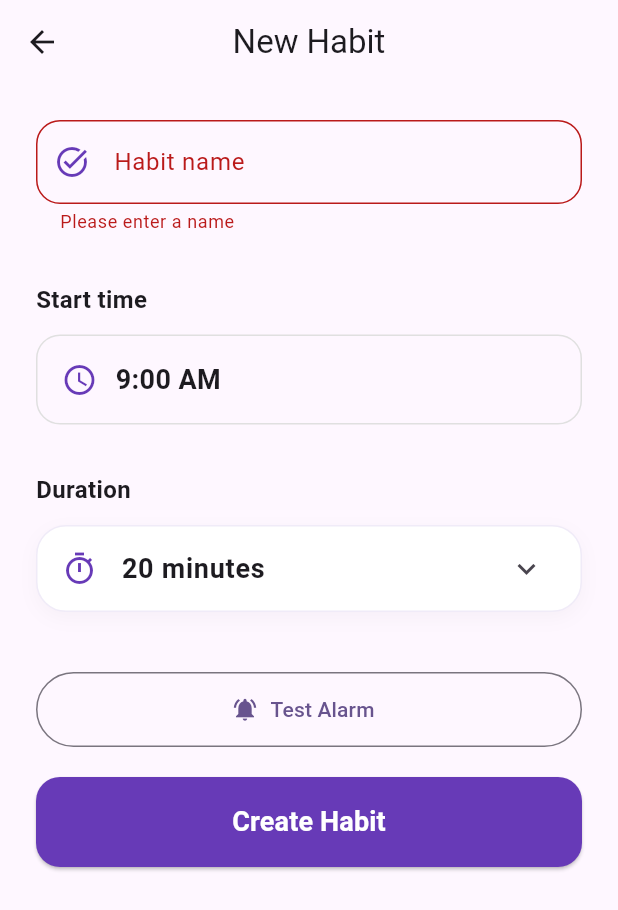
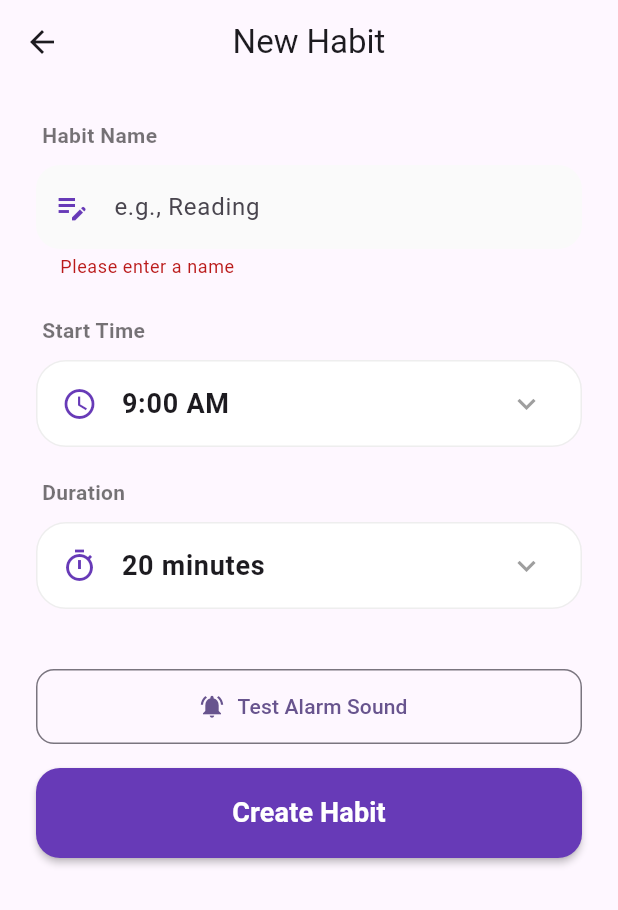
Before and after one commit to Guru-raghav3245/habit_builder, a Flutter app: the AddEditHabitScreen screen opened directly, after a tap on "Create Habit", on a phone screen of 412 x 824 dp. Shown: the top 910 px of the screen. Run offline on Flutter 3.47's test engine with Material 3 defaults, Android fonts, the phone set to English and light mode, and no system bars; our stand-ins replace flutter_heatmap_calendar, flutter_local_notifications, flutter_riverpod, shared_preferences, timezone, wakelock_plus; accounts and stored records are empty.

Commit message:
feat: Refactor AddEditHabitScreen and HomeScreen; optimize time and duration selection with ValueNotifiers; enhance UI with improved styling and layout for better user experience.

```diff
--- a/lib/screens/add_edit_habit_screen.dart
+++ b/lib/screens/add_edit_habit_screen.dart
@@ -22,74 +22,130 @@ class AddEditHabitScreen extends ConsumerStatefulWidget {
 class _AddEditHabitScreenState extends ConsumerState<AddEditHabitScreen> {
   final _formKey = GlobalKey<FormState>();
   late TextEditingController _nameController;
-  late TimeOfDay _selectedTime;
 
-  // Use ValueNotifier to prevent full-screen lag during scrolls
+  late ValueNotifier<int> _hourNotifier;
+  late ValueNotifier<int> _minNotifier;
+  late ValueNotifier<String> _periodNotifier;
   late ValueNotifier<int> _durationNotifier;
-  late bool _reminderEnabled;
-  late bool _focusModeEnabled;
+
+  late bool _isTimeExpanded;
   late bool _isDurationExpanded;
+
+  late FixedExtentScrollController _hourController;
+  late FixedExtentScrollController _minController;
+  late FixedExtentScrollController _periodController;
   late FixedExtentScrollController _durationController;
 
   final List<int> durationPresets = [5, 10, 15, 20, 30, 45, 60];
   final double _itemExtent = 45.0;
-  final int _maxDuration = 120;
 
   @override
   void initState() {
     super.initState();
-    _nameController = TextEditingController(text: widget.habitToEdit?.name ?? '');
-    _selectedTime = widget.habitToEdit?.startTime ?? const TimeOfDay(hour: 9, minute: 0);
+    final habit = widget.habitToEdit;
+    _nameController = TextEditingController(text: habit?.name ?? '');
 
-    final initialDuration = widget.habitToEdit?.durationMinutes ?? 20;
-    _durationNotifier = ValueNotifier<int>(initialDuration);
+    final initialTime = habit?.startTime ?? const TimeOfDay(hour: 9, minute: 0);
+    int displayHour = initialTime.hourOfPeriod == 0
+        ? 12
+        : initialTime.hourOfPeriod;
+    String displayPeriod = initialTime.period == DayPeriod.am ? "AM" : "PM";
 
-    _reminderEnabled = widget.habitToEdit?.reminderEnabled ?? true;
-    _focusModeEnabled = widget.habitToEdit?.focusModeEnabled ?? false;
+    _hourNotifier = ValueNotifier<int>(displayHour);
+    _minNotifier = ValueNotifier<int>(initialTime.minute);
+    _periodNotifier = ValueNotifier<String>(displayPeriod);
+    _durationNotifier = ValueNotifier<int>(habit?.durationMinutes ?? 20);
+
+    _isTimeExpanded = false;
     _isDurationExpanded = false;
-    _durationController = FixedExtentScrollController(initialItem: initialDuration - 1);
+
+    _hourController = FixedExtentScrollController(initialItem: displayHour - 1);
+    _minController = FixedExtentScrollController(
+      initialItem: initialTime.minute,
+    );
+    _periodController = FixedExtentScrollController(
+      initialItem: displayPeriod == "AM" ? 0 : 1,
+    );
+    _durationController = FixedExtentScrollController(
+      initialItem: _durationNotifier.value - 1,
+    );
   }
 
   @override
   void dispose() {
     _nameController.dispose();
+    _hourController.dispose();
+    _minController.dispose();
+    _periodController.dispose();
     _durationController.dispose();
+    _hourNotifier.dispose();
+    _minNotifier.dispose();
+    _periodNotifier.dispose();
     _durationNotifier.dispose();
     super.dispose();
   }
 
-  void _onPresetSelected(int minutes) {
-    HapticFeedback.mediumImpact();
-    _durationNotifier.value = minutes;
-    _durationController.animateToItem(
-      minutes - 1,
-      duration: const Duration(milliseconds: 400),
-      curve: Curves.decelerate,
-    );
+  TimeOfDay _getFinalTime() {
+    int h = _hourNotifier.value;
+    final m = _minNotifier.value;
+    final isPm = _periodNotifier.value == "PM";
+
+    if (isPm && h < 12) h += 12;
+    if (!isPm && h == 12) h = 0;
+
+    return TimeOfDay(hour: h, minute: m);
   }
 
   Future<void> _saveHabit() async {
     if (!_formKey.currentState!.validate()) return;
+
+    final selectedTime = _getFinalTime();
     final notifier = ref.read(habitsProvider.notifier);
 
+    try {
       if (widget.habitToEdit == null) {
         await notifier.addHabit(
           name: _nameController.text.trim(),
-        startTime: _selectedTime,
+          startTime: selectedTime,
           durationMinutes: _durationNotifier.value,
-        reminderEnabled: _reminderEnabled,
+          reminderEnabled: true,
         );
       } else {
         final updated = widget.habitToEdit!.copyWith(
           name: _nameController.text.trim(),
-        startTime: _selectedTime,
+          startTime: selectedTime,
           durationMinutes: _durationNotifier.value,
-        reminderEnabled: _reminderEnabled,
-        focusModeEnabled: _focusModeEnabled,
         );
         await notifier.updateHabit(updated);
       }
-    if (mounted && !widget.isEmbedded) Navigator.of(context).pop();
+
+      if (mounted) {
+        ScaffoldMessenger.of(context).showSnackBar(
+          SnackBar(
+            content: Text(
+              widget.habitToEdit == null ? 'Habit created!' : 'Changes saved!',
+            ),
+            behavior: SnackBarBehavior.floating,
+            backgroundColor: Colors.green,
+          ),
+        );
+
+        // If it's a separate screen, pop it.
+        // If it's embedded, we just show the snackbar to confirm it worked.
+        if (!widget.isEmbedded) {
+          Navigator.of(context).pop();
+        }
+      }
+    } catch (e) {
+      if (mounted) {
+        ScaffoldMessenger.of(context).showSnackBar(
+          const SnackBar(
+            content: Text('Error saving habit'),
+            backgroundColor: Colors.red,
+          ),
+        );
+      }
+    }
   }
 
   @override
@@ -101,11 +157,77 @@ class _AddEditHabitScreenState extends ConsumerState<AddEditHabitScreen> {
         child: Column(
           crossAxisAlignment: CrossAxisAlignment.start,
           children: [
-            _buildTextField(),
-            const SizedBox(height: 32),
-            _buildTimePicker(),
-            const SizedBox(height: 32),
-            _buildDurationSection(), // Optimized Section
+            _buildSectionLabel('Habit Name'),
+            TextFormField(
+              controller: _nameController,
+              decoration: InputDecoration(
+                filled: true,
+                fillColor: Colors.grey.shade50,
+                hintText: 'e.g., Reading',
+                prefixIcon: const Icon(
+                  Icons.edit_note,
+                  color: Colors.deepPurple,
+                ),
+                border: OutlineInputBorder(
+                  borderRadius: BorderRadius.circular(16),
+                  borderSide: BorderSide.none,
+                ),
+              ),
+              validator: (v) =>
+                  v?.trim().isEmpty ?? true ? 'Please enter a name' : null,
+            ),
+            const SizedBox(height: 24),
+
+            _buildCustomPicker(
+              label: 'Start Time',
+              icon: Icons.access_time,
+              isExpanded: _isTimeExpanded,
+              onToggle: () => setState(() {
+                _isTimeExpanded = !_isTimeExpanded;
+                if (_isTimeExpanded) _isDurationExpanded = false;
+              }),
+              headerValue: ValueListenableBuilder(
+                valueListenable: _hourNotifier,
+                builder: (_, h, __) => ValueListenableBuilder(
+                  valueListenable: _minNotifier,
+                  builder: (_, m, __) => ValueListenableBuilder(
+                    valueListenable: _periodNotifier,
+                    builder: (_, p, __) => Text(
+                      '${h.toString()}:${m.toString().padLeft(2, '0')} $p',
+                      style: const TextStyle(
+                        fontWeight: FontWeight.bold,
+                        fontSize: 18,
+                      ),
+                    ),
+                  ),
+                ),
+              ),
+              expandedChild: _buildTimeWheelPicker(),
+            ),
+
+            const SizedBox(height: 20),
+
+            _buildCustomPicker(
+              label: 'Duration',
+              icon: Icons.timer_outlined,
+              isExpanded: _isDurationExpanded,
+              onToggle: () => setState(() {
+                _isDurationExpanded = !_isDurationExpanded;
+                if (_isDurationExpanded) _isTimeExpanded = false;
+              }),
+              headerValue: ValueListenableBuilder(
+                valueListenable: _durationNotifier,
+                builder: (_, d, __) => Text(
+                  '$d minutes',
+                  style: const TextStyle(
+                    fontWeight: FontWeight.bold,
+                    fontSize: 18,
+                  ),
+                ),
+              ),
+              expandedChild: _buildDurationWheelPicker(),
+            ),
+
             const SizedBox(height: 40),
             _buildActionButtons(),
           ],
@@ -116,67 +238,53 @@ class _AddEditHabitScreenState extends ConsumerState<AddEditHabitScreen> {
     return widget.isEmbedded
         ? content
         : Scaffold(
-            appBar: AppBar(title: Text(widget.habitToEdit == null ? 'New Habit' : 'Edit Habit'), centerTitle: true),
+            appBar: AppBar(
+              title: Text(
+                widget.habitToEdit == null ? 'New Habit' : 'Edit Habit',
+              ),
+              centerTitle: true,
+            ),
             body: content,
           );
   }
 
-  Widget _buildTextField() {
-    return TextFormField(
-      controller: _nameController,
-      decoration: InputDecoration(
-        labelText: 'Habit name',
-        prefixIcon: const Icon(Icons.task_alt, color: Colors.deepPurple),
-        border: OutlineInputBorder(borderRadius: BorderRadius.circular(16)),
+  Widget _buildSectionLabel(String text) {
+    return Padding(
+      padding: const EdgeInsets.only(bottom: 10, left: 4),
+      child: Text(
+        text,
+        style: const TextStyle(
+          fontWeight: FontWeight.bold,
+          fontSize: 14,
+          color: Colors.black54,
         ),
-      validator: (v) => v?.trim().isEmpty ?? true ? 'Please enter a name' : null,
+      ),
     );
   }
 
-  Widget _buildTimePicker() {
+  Widget _buildCustomPicker({
+    required String label,
+    required IconData icon,
+    required bool isExpanded,
+    required VoidCallback onToggle,
+    required Widget headerValue,
+    required Widget expandedChild,
+  }) {
     return Column(
       crossAxisAlignment: CrossAxisAlignment.start,
       children: [
-        const Text('Start time', style: TextStyle(fontWeight: FontWeight.bold, fontSize: 16)),
-        const SizedBox(height: 12),
-        InkWell(
-          onTap: () async {
-            final picked = await showTimePicker(context: context, initialTime: _selectedTime);
-            if (picked != null) setState(() => _selectedTime = picked);
-          },
-          child: Container(
-            padding: const EdgeInsets.all(16),
-            decoration: BoxDecoration(
-              border: Border.all(color: Colors.grey.shade300),
-              borderRadius: BorderRadius.circular(16),
-            ),
-            child: Row(
-              children: [
-                const Icon(Icons.access_time, color: Colors.deepPurple),
-                const SizedBox(width: 12),
-                Text(_selectedTime.format(context), style: const TextStyle(fontSize: 18, fontWeight: FontWeight.w600)),
-              ],
-            ),
-          ),
-        ),
-      ],
-    );
-  }
-
-  Widget _buildDurationSection() {
-    return Column(
-      crossAxisAlignment: CrossAxisAlignment.start,
-      children: [
-        const Text('Duration', style: TextStyle(fontWeight: FontWeight.bold, fontSize: 16)),
-        const SizedBox(height: 12),
+        _buildSectionLabel(label),
         Container(
           decoration: BoxDecoration(
             color: Colors.white,
             borderRadius: BorderRadius.circular(20),
-            border: Border.all(color: Colors.deepPurple.withOpacity(0.1)),
+            border: Border.all(
+              color: isExpanded ? Colors.deepPurple : Colors.grey.shade200,
+            ),
             boxShadow: [
+              if (isExpanded)
                 BoxShadow(
-                color: Colors.black.withOpacity(0.03),
+                  color: Colors.black.withOpacity(0.05),
                   blurRadius: 10,
                   offset: const Offset(0, 4),
                 ),
@@ -184,94 +292,170 @@ class _AddEditHabitScreenState extends ConsumerState<AddEditHabitScreen> {
           ),
           child: Column(
             children: [
-              // Header Toggle
               ListTile(
-                onTap: () => setState(() => _isDurationExpanded = !_isDurationExpanded),
-                leading: const Icon(Icons.timer_outlined, color: Colors.deepPurple),
-                title: ValueListenableBuilder(
-                  valueListenable: _durationNotifier,
-                  builder: (context, value, _) => Text(
-                    '$value minutes',
-                    style: const TextStyle(fontWeight: FontWeight.bold, fontSize: 18),
+                onTap: onToggle,
+                leading: Icon(icon, color: Colors.deepPurple),
+                title: headerValue,
+                trailing: Icon(
+                  isExpanded ? Icons.expand_less : Icons.expand_more,
+                  color: Colors.grey,
                 ),
               ),
-                trailing: Icon(_isDurationExpanded ? Icons.expand_less : Icons.expand_more),
-              ),
-
-              // Animated Expanded Part
               AnimatedSize(
                 duration: const Duration(milliseconds: 250),
-                child: _isDurationExpanded
-                    ? Container(
-                        padding: const EdgeInsets.fromLTRB(16, 0, 16, 16),
-                        child: Column(
-                          children: [
-                            const Divider(),
-                            const SizedBox(height: 12),
-                            // Presets
-                            SingleChildScrollView(
-                              scrollDirection: Axis.horizontal,
-                              child: Row(
-                                children: durationPresets.map((m) => Padding(
-                                  padding: const EdgeInsets.only(right: 8),
-                                  child: ValueListenableBuilder(
-                                    valueListenable: _durationNotifier,
-                                    builder: (context, current, _) => ChoiceChip(
-                                      label: Text('$m min'),
-                                      selected: current == m,
-                                      onSelected: (_) => _onPresetSelected(m),
-                                      selectedColor: Colors.deepPurple,
-                                      labelStyle: TextStyle(color: current == m ? Colors.white : Colors.black),
-                                    ),
-                                  ),
-                                )).toList(),
-                              ),
-                            ),
-                            const SizedBox(height: 20),
-                            // Optimized Wheel
-                            SizedBox(
-                              height: 140,
-                              child: Stack(
-                                alignment: Alignment.center,
-                                children: [
-                                  Container(
-                                    height: 40,
-                                    width: double.infinity,
-                                    decoration: BoxDecoration(
-                                      color: Colors.deepPurple.withOpacity(0.05),
-                                      borderRadius: BorderRadius.circular(8),
-                                    ),
-                                  ),
-                                  ListWheelScrollView.useDelegate(
-                                    controller: _durationController,
-                                    itemExtent: _itemExtent,
-                                    physics: const FixedExtentScrollPhysics(),
-                                    onSelectedItemChanged: (index) {
-                                      HapticFeedback.selectionClick();
-                                      _durationNotifier.value = index + 1;
-                                    },
-                                    childDelegate: ListWheelChildBuilderDelegate(
-                                      childCount: _maxDuration,
-                                      builder: (context, index) => Center(
-                                        child: Text(
-                                          '${index + 1} min',
-                                          style: const TextStyle(fontSize: 20, fontWeight: FontWeight.w500),
-                                        ),
-                                      ),
-                                    ),
+                child: isExpanded ? expandedChild : const SizedBox.shrink(),
               ),
             ],
           ),
         ),
       ],
+    );
+  }
+
+  Widget _buildTimeWheelPicker() {
+    return Padding(
+      padding: const EdgeInsets.all(16.0),
+      child: Column(
+        children: [
+          const Divider(),
+          SizedBox(
+            height: 140,
+            child: Row(
+              mainAxisAlignment: MainAxisAlignment.center,
+              children: [
+                _wheelColumn(_hourController, 12, _hourNotifier, '', offset: 1),
+                const Text(
+                  ':',
+                  style: TextStyle(fontSize: 24, fontWeight: FontWeight.bold),
                 ),
-                      )
-                    : const SizedBox.shrink(),
-              ),
+                _wheelColumn(_minController, 60, _minNotifier, '', pad: true),
+                _wheelColumnStrings(_periodController, [
+                  "AM",
+                  "PM",
+                ], _periodNotifier),
               ],
             ),
           ),
         ],
+      ),
+    );
+  }
+
+  Widget _buildDurationWheelPicker() {
+    return Padding(
+      padding: const EdgeInsets.all(16.0),
+      child: Column(
+        children: [
+          const Divider(),
+          SingleChildScrollView(
+            scrollDirection: Axis.horizontal,
+            child: Row(
+              children: durationPresets
+                  .map(
+                    (m) => Padding(
+                      padding: const EdgeInsets.only(right: 8),
+                      child: ValueListenableBuilder(
+                        valueListenable: _durationNotifier,
+                        builder: (_, current, __) => ChoiceChip(
+                          label: Text('$m min'),
+                          selected: current == m,
+                          onSelected: (_) {
+                            HapticFeedback.mediumImpact();
+                            _durationNotifier.value = m;
+                            _durationController.animateToItem(
+                              m - 1,
+                              duration: const Duration(milliseconds: 300),
+                              curve: Curves.decelerate,
+                            );
+                          },
+                        ),
+                      ),
+                    ),
+                  )
+                  .toList(),
+            ),
+          ),
+          const SizedBox(height: 10),
+          SizedBox(
+            height: 120,
+            child: _wheelColumn(
+              _durationController,
+              120,
+              _durationNotifier,
+              'min',
+              offset: 1,
+            ),
+          ),
+        ],
+      ),
+    );
+  }
+
+  Widget _wheelColumn(
+    FixedExtentScrollController controller,
+    int count,
+    ValueNotifier<int> notifier,
+    String label, {
+    int offset = 0,
+    bool pad = false,
+  }) {
+    return Expanded(
+      child: ListWheelScrollView.useDelegate(
+        controller: controller,
+        itemExtent: _itemExtent,
+        physics: const FixedExtentScrollPhysics(),
+        onSelectedItemChanged: (i) {
+          HapticFeedback.selectionClick();
+          notifier.value = i + offset;
+        },
+        childDelegate: ListWheelChildBuilderDelegate(
+          childCount: count,
+          builder: (_, i) {
+            String val = (i + offset).toString();
+            if (pad) val = val.padLeft(2, '0');
+            return Center(
+              child: Text(
+                '$val $label',
+                style: const TextStyle(
+                  fontSize: 18,
+                  fontWeight: FontWeight.w500,
+                ),
+              ),
+            );
+          },
+        ),
+      ),
+    );
+  }
+
+  Widget _wheelColumnStrings(
+    FixedExtentScrollController controller,
+    List<String> options,
+    ValueNotifier<String> notifier,
+  ) {
+    return Expanded(
+      child: ListWheelScrollView.useDelegate(
+        controller: controller,
+        itemExtent: _itemExtent,
+        physics: const FixedExtentScrollPhysics(),
+        onSelectedItemChanged: (i) {
+          HapticFeedback.selectionClick();
+          notifier.value = options[i];
+        },
+        childDelegate: ListWheelChildBuilderDelegate(
+          childCount: options.length,
+          builder: (_, i) => Center(
+            child: Text(
+              options[i],
+              style: const TextStyle(
+                fontSize: 18,
+                fontWeight: FontWeight.bold,
+                color: Colors.deepPurple,
+              ),
+            ),
+          ),
+        ),
+      ),
     );
   }
 
@@ -281,20 +465,30 @@ class _AddEditHabitScreenState extends ConsumerState<AddEditHabitScreen> {
         OutlinedButton.icon(
           onPressed: NotificationService.testAlarm,
           icon: const Icon(Icons.notifications_active),
-          label: const Text('Test Alarm'),
-          style: OutlinedButton.styleFrom(minimumSize: const Size(double.infinity, 50)),
+          label: const Text('Test Alarm Sound'),
+          style: OutlinedButton.styleFrom(
+            minimumSize: const Size(double.infinity, 50),
+            shape: RoundedRectangleBorder(
+              borderRadius: BorderRadius.circular(12),
             ),
-        const SizedBox(height: 20),
+          ),
+        ),
+        const SizedBox(height: 16),
         ElevatedButton(
           onPressed: _saveHabit,
           style: ElevatedButton.styleFrom(
             backgroundColor: Colors.deepPurple,
             foregroundColor: Colors.white,
             minimumSize: const Size(double.infinity, 60),
-            shape: RoundedRectangleBorder(borderRadius: BorderRadius.circular(16)),
+            shape: RoundedRectangleBorder(
+              borderRadius: BorderRadius.circular(16),
             ),
-          child: Text(widget.habitToEdit == null ? 'Create Habit' : 'Save Changes',
-            style: const TextStyle(fontSize: 18, fontWeight: FontWeight.bold)),
+            elevation: 2,
+          ),
+          child: Text(
+            widget.habitToEdit == null ? 'Create Habit' : 'Save Changes',
+            style: const TextStyle(fontSize: 18, fontWeight: FontWeight.bold),
+          ),
         ),
       ],
     );
--- a/lib/screens/home_screen.dart
+++ b/lib/screens/home_screen.dart
@@ -329,10 +329,10 @@ class _HomeScreenState extends ConsumerState<HomeScreen>
         );
       },
       backgroundColor: Colors.deepPurple,
-      icon: const Icon(Icons.add),
+      icon: const Icon(Icons.add, color: Colors.white),
       label: const Text(
         'Add Habit',
-        style: TextStyle(fontWeight: FontWeight.bold),
+        style: TextStyle(fontWeight: FontWeight.bold, color: Colors.white),
       ),
     );
   }
@@ -396,19 +396,6 @@ class _HomeScreenState extends ConsumerState<HomeScreen>
               ),
             ),
             const SizedBox(height: 24),
-            ElevatedButton(
-              onPressed: () => Navigator.push(
-                context,
-                MaterialPageRoute(builder: (_) => const AddEditHabitScreen()),
-              ),
-              style: ElevatedButton.styleFrom(
-                backgroundColor: Colors.deepPurple,
-                foregroundColor: Colors.white,
-                padding: const EdgeInsets.symmetric(horizontal: 24, vertical: 12),
-                shape: RoundedRectangleBorder(borderRadius: BorderRadius.circular(12)),
-              ),
-              child: const Text('Add My First Habit'),
-            ),
           ],
         ),
       ),
```
Lines whose indentation alone changed are shown as unchanged.
